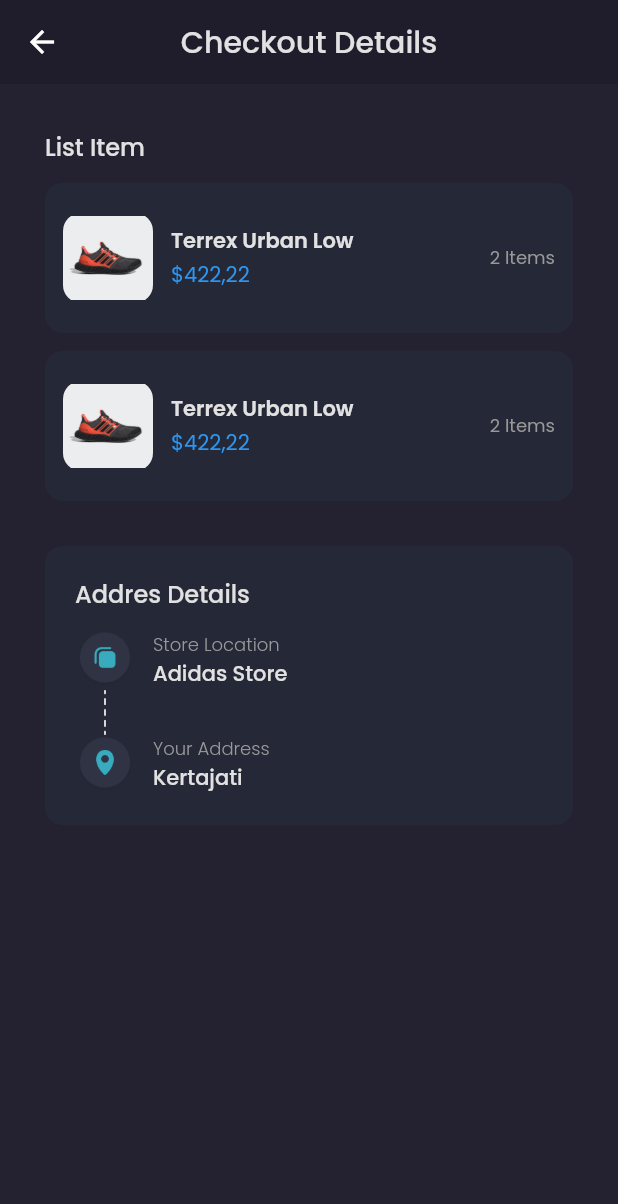
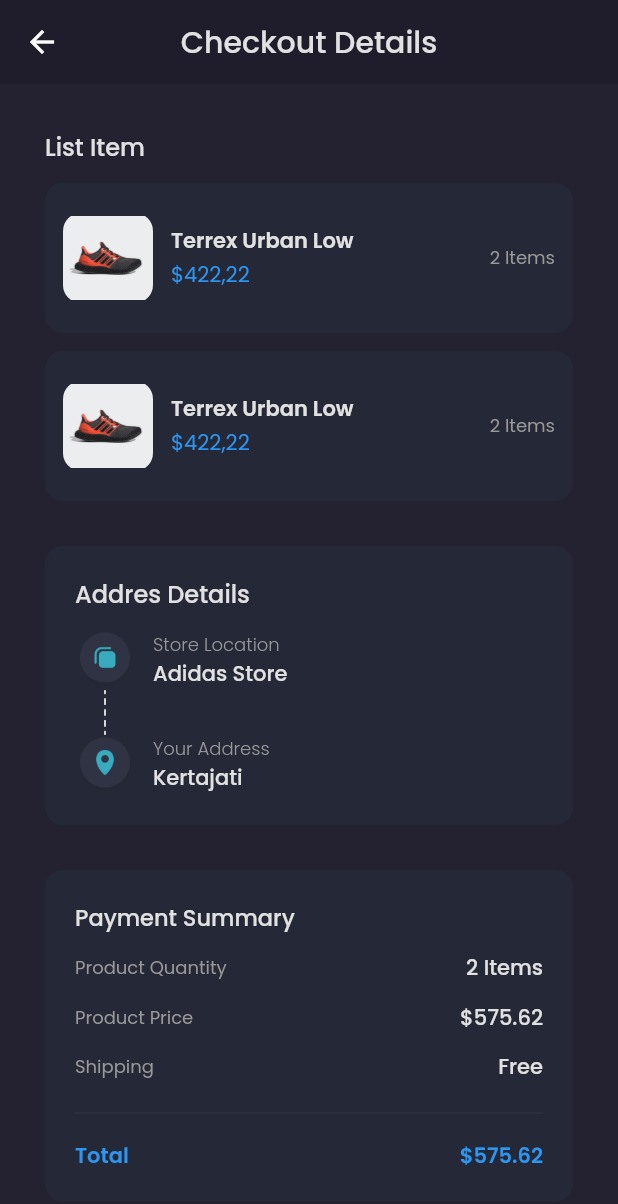
Before and after one commit to ahmadm712/Ecommerce-shamo, a Flutter app: the CheckoutPage screen opened by its route, on a phone screen of 412 x 824 dp. Shown: the top 1204 px of the screen. Run offline on Flutter 3.47's test engine with Material 2 defaults, Android fonts, the phone set to English and light mode, and no system bars; our stand-ins replace carousel_slider, google_fonts.

Commit message:
update page checkout succes, v45

```diff
--- a/ecommerce_shamo/lib/main.dart
+++ b/ecommerce_shamo/lib/main.dart
@@ -1,5 +1,6 @@
 import 'package:ecommerce_shamo/pages/cart_pages.dart';
 import 'package:ecommerce_shamo/pages/checkout_page.dart';
+import 'package:ecommerce_shamo/pages/checkout_success_page.dart';
 import 'package:ecommerce_shamo/pages/detail_chat_page.dart';
 import 'package:ecommerce_shamo/pages/edit_profile_page.dart';
 import 'package:ecommerce_shamo/pages/home/main_page.dart';
@@ -28,6 +29,7 @@ class MyApp extends StatelessWidget {
         '/product': (context) => ProductPage(),
         '/cart': (context) => CartPage(),
         '/checkout': (context) => CheckoutPage(),
+        '/checkout-success': (context) => CheckoutPageSuccess(),
         '/detail-chat': (context) => DetailChat(),
         '/edit-profile': (context) => EditProfilePage(),
       },
--- a/ecommerce_shamo/lib/pages/checkout_page.dart
+++ b/ecommerce_shamo/lib/pages/checkout_page.dart
@@ -17,7 +17,7 @@ class CheckoutPage extends StatelessWidget {
     );
   }
 
-  Widget content() {
+  Widget content(BuildContext context) {
     return ListView(
       padding: EdgeInsets.symmetric(horizontal: defaultMargin),
       children: [
@@ -118,6 +118,131 @@ class CheckoutPage extends StatelessWidget {
               )
             ],
           ),
+        ),
+
+        // Todo Note : Payment Summary
+        Container(
+          margin: EdgeInsets.only(top: defaultMargin),
+          padding: EdgeInsets.all(20),
+          decoration: BoxDecoration(
+            color: backgroundColor4,
+            borderRadius: BorderRadius.circular(12),
+          ),
+          child: Column(
+            crossAxisAlignment: CrossAxisAlignment.start,
+            children: [
+              Text(
+                "Payment Summary",
+                style: primaryTextStyle.copyWith(
+                  fontSize: 15,
+                  fontWeight: medium,
+                ),
+              ),
+              SizedBox(
+                height: 12,
+              ),
+              Row(
+                mainAxisAlignment: MainAxisAlignment.spaceBetween,
+                children: [
+                  Text(
+                    'Product Quantity',
+                    style: secondaryTextStyle.copyWith(fontSize: 12),
+                  ),
+                  Text(
+                    '2 Items',
+                    style: primaryTextStyle.copyWith(fontWeight: medium),
+                  ),
+                ],
+              ),
+              SizedBox(
+                height: 12,
+              ),
+              Row(
+                mainAxisAlignment: MainAxisAlignment.spaceBetween,
+                children: [
+                  Text(
+                    'Product Price',
+                    style: secondaryTextStyle.copyWith(fontSize: 12),
+                  ),
+                  Text(
+                    '\$575.62',
+                    style: primaryTextStyle.copyWith(fontWeight: medium),
+                  ),
+                ],
+              ),
+              SizedBox(
+                height: 12,
+              ),
+              Row(
+                mainAxisAlignment: MainAxisAlignment.spaceBetween,
+                children: [
+                  Text(
+                    'Shipping',
+                    style: secondaryTextStyle.copyWith(fontSize: 12),
+                  ),
+                  Text(
+                    'Free',
+                    style: primaryTextStyle.copyWith(fontWeight: medium),
+                  ),
+                ],
+              ),
+              SizedBox(
+                height: 12,
+              ),
+              Divider(
+                thickness: 1,
+                color: Color(0xff2E3141),
+              ),
+              SizedBox(
+                height: 10,
+              ),
+              Row(
+                mainAxisAlignment: MainAxisAlignment.spaceBetween,
+                children: [
+                  Text(
+                    'Total',
+                    style: priceTextStyle.copyWith(
+                        fontSize: 14, fontWeight: semibold),
+                  ),
+                  Text(
+                    '\$575.62',
+                    style: priceTextStyle.copyWith(
+                        fontSize: 14, fontWeight: semibold),
+                  ),
+                ],
+              ),
+            ],
+          ),
+        ),
+        // Todo : Note : Checkout Button
+        SizedBox(
+          height: defaultMargin,
+        ),
+        Divider(
+          thickness: 1,
+          color: Color(0xff2E3141),
+        ),
+        Container(
+          width: double.infinity,
+          height: 50,
+          margin: EdgeInsets.symmetric(vertical: defaultMargin),
+          child: TextButton(
+            onPressed: () {
+              Navigator.pushNamedAndRemoveUntil(
+                  context, '/checkout-success', (route) => false);
+            },
+            child: Text(
+              'Checkout Now',
+              style:
+                  primaryTextStyle.copyWith(fontSize: 16, fontWeight: semibold),
+            ),
+            style: TextButton.styleFrom(
+              backgroundColor: colorPrimary,
+              shape: RoundedRectangleBorder(
+                borderRadius: BorderRadius.circular(12),
+              ),
+            ),
+          ),
         )
       ],
     );
@@ -128,7 +253,7 @@ class CheckoutPage extends StatelessWidget {
     return Scaffold(
       appBar: header(),
       backgroundColor: colorBg3,
-      body: content(),
+      body: content(context),
     );
   }
 }
```
Also changed, not shown: ecommerce_shamo/lib/pages/checkout_success_page.dart (added, +107 -0 lines), ecommerce_shamo/pubspec.lock.
